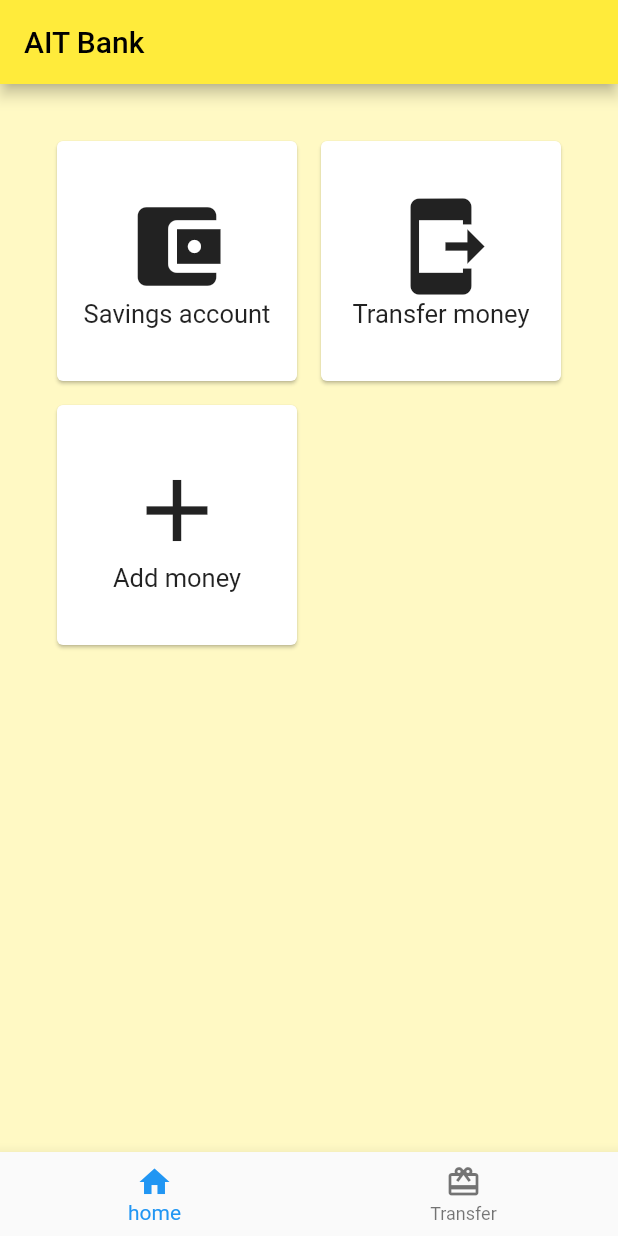
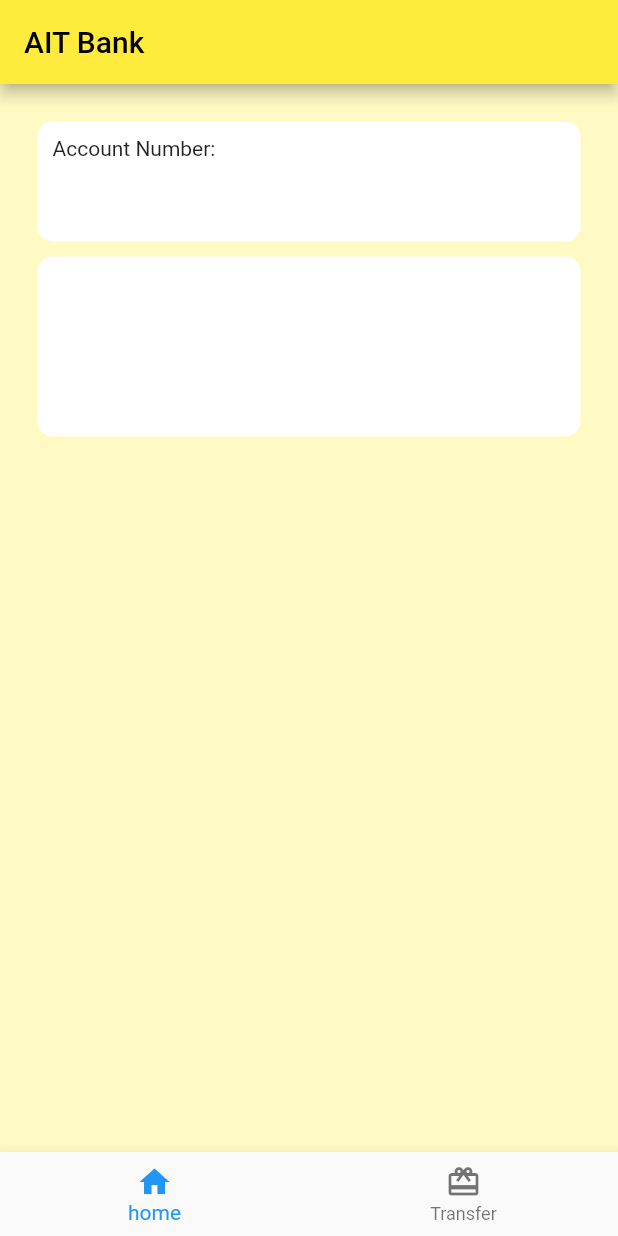
Before and after one commit to AnneRoki/OOPFfutter, a Flutter app: the screen it shows after launch, on a phone screen of 412 x 824 dp. Run offline on Flutter 3.47's test engine with Material 2 defaults, Android fonts, the phone set to English and light mode, and no system bars.

Commit message:
Update dashboard.dart

```diff
--- a/lib/dashboard.dart
+++ b/lib/dashboard.dart
@@ -1,99 +1,42 @@
 import 'package:flutter/material.dart';
 
-class Dashboard extends StatelessWidget{
+class Dashboard extends StatelessWidget {
   @override
-  Widget build(BuildContext context){
+  Widget build(BuildContext context) {
     return Scaffold(
         appBar: new AppBar(
-        title: Text('AIT Bank',
-        style: new TextStyle(
-          color: Colors.black
-          )
-          ),
+          title: Text('AIT Bank', style: new TextStyle(color: Colors.black)),
           backgroundColor: Colors.yellow,
         ),
         backgroundColor: Colors.yellow[100],
-      body: Container(
-        padding: EdgeInsets.all(30.0),
-        child: GridView.count(
-          crossAxisCount: 2,
-
-          children: <Widget>[
-            Card(
-              margin: EdgeInsets.all(8.0),
-              child: InkWell(
-                onTap: () {},
-                splashColor: Colors.yellow,
-                child: Center(
+        body: Padding(
+          padding: EdgeInsets.all(25),
           child: Column(
-                    mainAxisSize: MainAxisSize.min,
-                    children: <Widget> [
-                      Icon(
-                        Icons.account_balance_wallet,
-                        size: 70.0
+            children: [
+              Container(
+                height: 80,
+                width: 600,
+                decoration: BoxDecoration(
+                    color: Colors.white,
+                    borderRadius: BorderRadius.all(Radius.circular(10))),
+                child: Padding(
+                  padding: EdgeInsets.all(10),
+                  child: Text(
+                    'Account Number:',
+                    style: TextStyle(fontSize: 14),
                   ),
-                      Text(
-                        "Savings account",
-                        style : new TextStyle(
-                          fontSize: 17.0
-                          )
+                ),
+              ),
+              Padding(padding: EdgeInsets.all(5)),
+              Container(
+                height: 120,
+                width: 600,
+                decoration: BoxDecoration(
+                    color: Colors.white,
+                    borderRadius: BorderRadius.all(Radius.circular(10))),
               )
             ],
           ),
-                  ),
-                  ),
-            ),
-             Card(
-              margin: EdgeInsets.all(8.0),
-              child: InkWell(
-                onTap: () {},
-                splashColor: Colors.yellow,
-                child: Center(
-                  child: Column(
-                    mainAxisSize: MainAxisSize.min,
-                    children: <Widget> [
-                      Icon(
-                        Icons.send_to_mobile,
-                        size: 70.0
-                        ),
-                      Text(
-                        "Transfer money",
-                        style : new TextStyle(
-                          fontSize: 17.0
-                          )
-                          )
-                    ],
-                  ),
-                  ),
-                  ),
-            ),
-            Card(
-              margin: EdgeInsets.all(8.0),
-              child: InkWell(
-                onTap: () {},
-                splashColor: Colors.yellow,
-                child: Center(
-                  child: Column(
-                    mainAxisSize: MainAxisSize.min,
-                    children: <Widget> [
-                      Icon(
-                        Icons.add,
-                        size: 70.0
-                        ),
-                      Text(
-                        "Add money",
-                        style : new TextStyle(
-                          fontSize: 17.0
-                          )
-                          )
-                    ],
-                  ),
-                  ),
-                  ),
-            ),
-          ],
-          ),
-      )
-    );
+        ));
   }
 }
```
Lines whose indentation alone changed are shown as unchanged.
